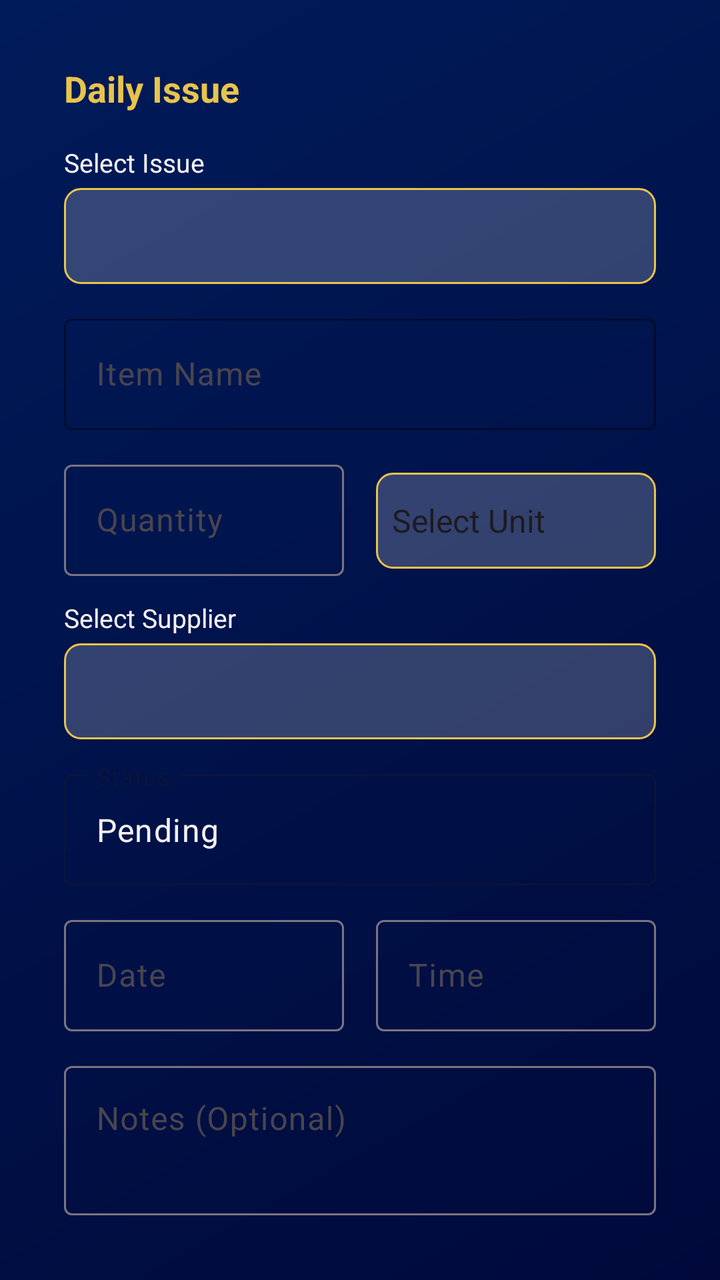
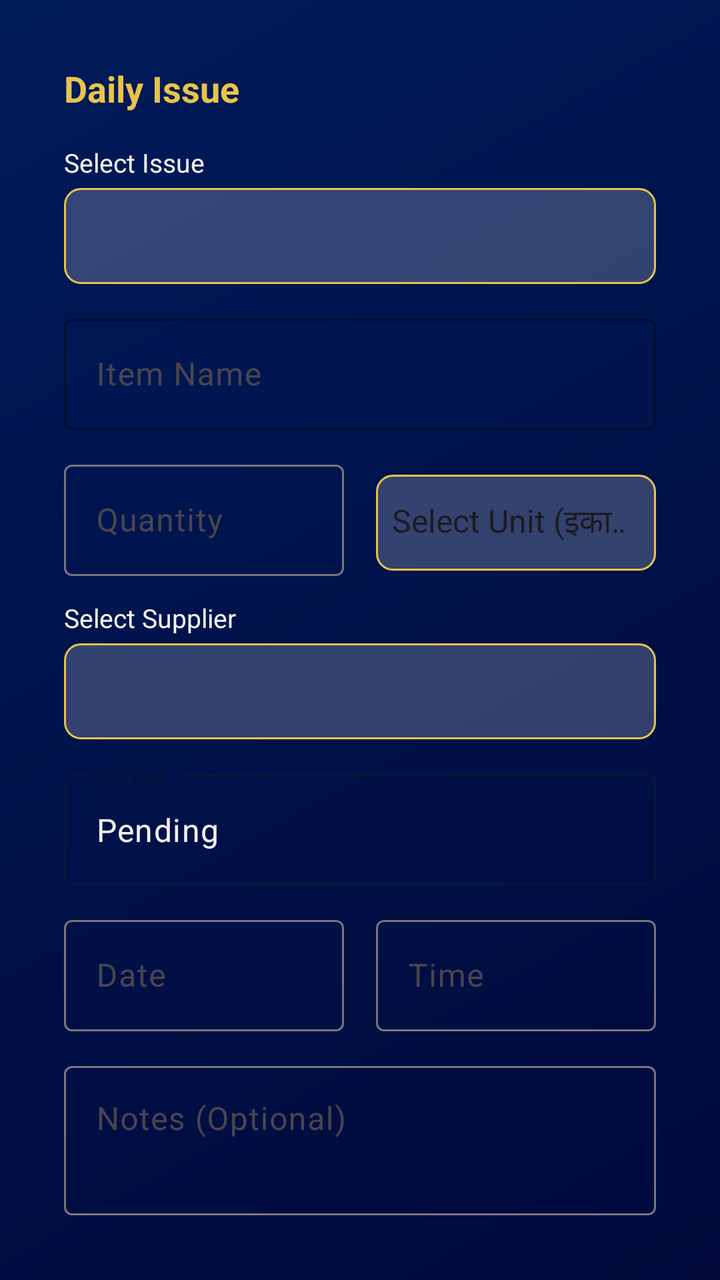

Screens rendered from an Android XML layout before and after an edit, with the pre-edit source and the edit as a unified diff.
<!-- AndroidManifest.xml: application theme Theme.SevaSarthi -->
<!-- res/layout/dialog_daily_item_detail.xml -->
<?xml version="1.0" encoding="utf-8"?>
<androidx.core.widget.NestedScrollView xmlns:android="http://schemas.android.com/apk/res/android"
    xmlns:app="http://schemas.android.com/apk/res-auto"
    android:layout_width="match_parent"
    android:layout_height="wrap_content"
    android:background="@drawable/splash_gradient_bg"
    android:gravity="center"
    android:orientation="vertical"
    android:padding="16dp">


    <LinearLayout
        android:id="@+id/formLayout"
        android:layout_width="match_parent"
        android:layout_height="wrap_content"
        android:orientation="vertical"
        android:padding="16dp">

        <LinearLayout
            android:layout_width="match_parent"
            android:layout_height="wrap_content"
            android:layout_marginBottom="16dp"
            android:gravity="center_vertical"
            android:orientation="horizontal">

            <TextView
                android:id="@+id/tvFormTitle"
                android:layout_width="0dp"
                android:layout_height="wrap_content"
                android:layout_weight="1"
                android:text="Daily Issue"
                android:textColor="@color/logo_gold"
                android:textSize="18sp"
                android:textStyle="bold" />
        </LinearLayout>

        

        
        <TextView
            android:layout_width="wrap_content"
            android:layout_height="wrap_content"
            android:layout_marginBottom="4dp"
            android:text="Select Issue"
            android:textColor="@color/logo_white"
            android:textSize="13sp" />

        <Spinner
            android:id="@+id/spinnerCategory"
            android:layout_width="match_parent"
            android:layout_height="48dp"
            android:background="@drawable/spinner_background" />

        
        <com.google.android.material.textfield.TextInputLayout
            style="@style/Widget.Material3.TextInputLayout.OutlinedBox"
            android:layout_width="match_parent"
            android:layout_height="wrap_content"
            android:layout_marginTop="12dp"
            android:hint="Item Name"
            app:boxStrokeColor="@color/logo_gold"
            app:hintTextColor="@color/logo_gold_light">

            <com.google.android.material.textfield.TextInputEditText
                android:id="@+id/etItemName"
                android:layout_width="match_parent"
                android:layout_height="wrap_content"
                android:textColor="@color/logo_white" />
        </com.google.android.material.textfield.TextInputLayout>

        <LinearLayout
            android:layout_width="match_parent"
            android:layout_height="wrap_content"
            android:layout_marginTop="12dp"
            android:orientation="horizontal">

            <com.google.android.material.textfield.TextInputLayout
                style="@style/Widget.Material3.TextInputLayout.OutlinedBox"
                android:layout_width="0dp"
                android:layout_height="wrap_content"
                android:layout_marginEnd="8dp"
                android:layout_weight="1"
                android:hint="Quantity"
                app:hintTextColor="@color/logo_gold_light">

                <com.google.android.material.textfield.TextInputEditText
                    android:id="@+id/etQuantity"
                    android:layout_width="match_parent"
                    android:layout_height="wrap_content"
                    android:inputType="numberDecimal"
                    android:textColor="@color/logo_white" />
            </com.google.android.material.textfield.TextInputLayout>

            <Spinner
                android:id="@+id/spinnerUnit"
                android:layout_width="0dp"
                android:layout_height="48dp"
                android:layout_marginStart="8dp"
                android:layout_weight="1"
                android:background="@drawable/spinner_background"
                android:entries="@array/measurement_units" />
        </LinearLayout>

        
        <TextView
            android:layout_width="wrap_content"
            android:layout_height="wrap_content"
            android:layout_marginTop="12dp"
            android:layout_marginBottom="4dp"
            android:text="Select Supplier"
            android:textColor="@color/logo_white"
            android:textSize="13sp" />

        <Spinner
            android:id="@+id/spinnerSupplier"
            android:layout_width="match_parent"
            android:layout_height="48dp"
            android:background="@drawable/spinner_background" />

        
        <com.google.android.material.textfield.TextInputLayout
            style="@style/Widget.Material3.TextInputLayout.OutlinedBox"
            android:layout_width="match_parent"
            android:layout_height="wrap_content"
            android:layout_marginTop="12dp"
            android:enabled="false"
            android:hint="Status"
            app:hintTextColor="@color/logo_gold_light">

            <com.google.android.material.textfield.TextInputEditText
                android:id="@+id/etStatus"
                android:layout_width="match_parent"
                android:layout_height="wrap_content"
                android:editable="false"
                android:text="Pending"
                android:textColor="@color/logo_white" />
        </com.google.android.material.textfield.TextInputLayout>

        
        <LinearLayout
            android:layout_width="match_parent"
            android:layout_height="wrap_content"
            android:layout_marginTop="12dp"
            android:orientation="horizontal">

            <com.google.android.material.textfield.TextInputLayout
                style="@style/Widget.Material3.TextInputLayout.OutlinedBox"
                android:layout_width="0dp"
                android:layout_height="wrap_content"
                android:layout_marginEnd="8dp"
                android:layout_weight="1"
                android:hint="Date"
                app:hintTextColor="@color/logo_gold_light">

                <com.google.android.material.textfield.TextInputEditText
                    android:id="@+id/imgCalender"
                    android:layout_width="match_parent"
                    android:layout_height="wrap_content"
                    android:focusable="false"
                    android:textColor="@color/logo_white" />
            </com.google.android.material.textfield.TextInputLayout>

            <com.google.android.material.textfield.TextInputLayout
                style="@style/Widget.Material3.TextInputLayout.OutlinedBox"
                android:layout_width="0dp"
                android:layout_height="wrap_content"
                android:layout_marginStart="8dp"
                android:layout_weight="1"
                android:hint="Time"
                app:hintTextColor="@color/logo_gold_light">

                <com.google.android.material.textfield.TextInputEditText
                    android:id="@+id/etTime"
                    android:layout_width="match_parent"
                    android:layout_height="wrap_content"
                    android:focusable="false"
                    android:textColor="@color/logo_white" />
            </com.google.android.material.textfield.TextInputLayout>
        </LinearLayout>

        
        <com.google.android.material.textfield.TextInputLayout
            style="@style/Widget.Material3.TextInputLayout.OutlinedBox"
            android:layout_width="match_parent"
            android:layout_height="wrap_content"
            android:layout_marginTop="12dp"
            android:hint="Notes (Optional)"
            app:hintTextColor="@color/logo_gold_light">

            <com.google.android.material.textfield.TextInputEditText
                android:id="@+id/etNotes"
                android:layout_width="match_parent"
                android:layout_height="wrap_content"
                android:gravity="top"
                android:minLines="2"
                android:textColor="@color/logo_white" />
        </com.google.android.material.textfield.TextInputLayout>

        
        <LinearLayout
            android:layout_width="match_parent"
            android:layout_height="wrap_content"
            android:layout_marginTop="16dp"
            android:orientation="horizontal">

            <com.google.android.material.button.MaterialButton
                android:id="@+id/btnUpdateItem"
                android:layout_width="0dp"
                android:layout_height="48dp"
                android:layout_marginEnd="8dp"
                android:layout_weight="1"
                android:text="Update Issue"
                android:textColor="@color/logo_dark_blue"
                app:backgroundTint="@color/logo_gold"
                app:cornerRadius="24dp" />

            <com.google.android.material.button.MaterialButton
                android:id="@+id/btnCloseItem"
                android:layout_width="0dp"
                android:layout_height="48dp"
                android:layout_weight="1"
                android:text="Close"
                android:textColor="@color/logo_white"
                app:backgroundTint="@color/logo_orange"
                app:cornerRadius="24dp" />
        </LinearLayout>
    </LinearLayout>
</androidx.core.widget.NestedScrollView>
<!-- resources referenced by this layout -->
<resources>
  <string-array name="measurement_units">
          <item>Select Unit</item>
          <item>Piece (pcs)</item>
          <item>Kilogram (kg)</item>
          <item>Gram (g)</item>
          <item>Milligram (mg)</item>
          <item>Quintal (qtl)</item>
          <item>Tonne (t)</item>
  
          <item>Liter (L)</item>
          <item>Milliliter (mL)</item>
  
          <item>Packet</item>
          <item>Box</item>
          <item>Bottles</item>
          <item>Can</item>
          <item>Jar</item>
          <item>Bag</item>
          <item>Sack</item>
  
          <item>Dozen</item>
          <item>Pair</item>
          <item>Roll</item>
          <item>Bundle</item>
          <item>Set</item>
  
          <item>Meter (m)</item>
          <item>Centimeter (cm)</item>
          <item>Millimeter (mm)</item>
          <item>Foot (ft)</item>
          <item>Inch (in)</item>
  
          <item>Tray</item>
          <item>Carton</item>
          <item>Tin</item>
          <item>Cup</item>
      </string-array>
  <!-- unchanged entries left out for length: 9 -->
</resources>

<!-- the commit's change to res/layout/dialog_daily_item_detail.xml (unified diff, before → after) -->
@@ -8,7 +8,6 @@
     android:orientation="vertical"
     android:padding="16dp">
 
-
     <LinearLayout
         android:id="@+id/formLayout"
         android:layout_width="match_parent"
@@ -35,8 +34,6 @@
         </LinearLayout>
 
         
-
-        
         <TextView
             android:layout_width="wrap_content"
             android:layout_height="wrap_content"
@@ -68,6 +65,53 @@
                 android:textColor="@color/logo_white" />
         </com.google.android.material.textfield.TextInputLayout>
 
+        
+        <LinearLayout
+            android:id="@+id/layoutWaterSupplyFields"
+            android:layout_width="match_parent"
+            android:layout_height="wrap_content"
+            android:layout_marginTop="12dp"
+            android:orientation="horizontal"
+            android:visibility="gone">
+
+            <com.google.android.material.textfield.TextInputLayout
+                style="@style/Widget.Material3.TextInputLayout.OutlinedBox"
+                android:layout_width="0dp"
+                android:layout_height="wrap_content"
+                android:layout_marginEnd="8dp"
+                android:layout_weight="1"
+                android:hint="Number of Days"
+                app:boxStrokeColor="@color/logo_gold"
+                app:hintTextColor="@color/logo_gold_light">
+
+                <com.google.android.material.textfield.TextInputEditText
+                    android:id="@+id/etNumberOfDays"
+                    android:layout_width="match_parent"
+                    android:layout_height="wrap_content"
+                    android:inputType="number"
+                    android:textColor="@color/logo_white" />
+            </com.google.android.material.textfield.TextInputLayout>
+
+            <com.google.android.material.textfield.TextInputLayout
+                style="@style/Widget.Material3.TextInputLayout.OutlinedBox"
+                android:layout_width="0dp"
+                android:layout_height="wrap_content"
+                android:layout_marginStart="8dp"
+                android:layout_weight="1"
+                android:hint="Items Per Day"
+                app:boxStrokeColor="@color/logo_gold"
+                app:hintTextColor="@color/logo_gold_light">
+
+                <com.google.android.material.textfield.TextInputEditText
+                    android:id="@+id/etItemsPerDay"
+                    android:layout_width="match_parent"
+                    android:layout_height="wrap_content"
+                    android:inputType="number"
+                    android:textColor="@color/logo_white" />
+            </com.google.android.material.textfield.TextInputLayout>
+        </LinearLayout>
+
+        
         <LinearLayout
             android:layout_width="match_parent"
             android:layout_height="wrap_content"
<!-- resource entries referenced after the edit -->
@@ -1,41 +1,139 @@
 <!-- resources referenced by this layout -->
 <resources>
   <string-array name="measurement_units">
-          <item>Select Unit</item>
-          <item>Piece (pcs)</item>
-          <item>Kilogram (kg)</item>
-          <item>Gram (g)</item>
-          <item>Milligram (mg)</item>
-          <item>Quintal (qtl)</item>
-          <item>Tonne (t)</item>
   
-          <item>Liter (L)</item>
-          <item>Milliliter (mL)</item>
+          
+          <item>Select Unit (इकाई चुनें)</item>
   
-          <item>Packet</item>
-          <item>Box</item>
-          <item>Bottles</item>
-          <item>Can</item>
-          <item>Jar</item>
-          <item>Bag</item>
-          <item>Sack</item>
+          
+          <item>──────── QUANTITY / मात्रा ────────</item>
+          <item>Piece (pcs) - नग</item>
+          <item>Unit (unit) - इकाई</item>
+          <item>Dozen (doz) - दर्जन</item>
+          <item>Pair (pair) - जोड़ी</item>
+          <item>Score - बीस का समूह</item>
+          <item>Gross - 144 का समूह</item>
   
-          <item>Dozen</item>
-          <item>Pair</item>
-          <item>Roll</item>
-          <item>Bundle</item>
-          <item>Set</item>
   
-          <item>Meter (m)</item>
-          <item>Centimeter (cm)</item>
-          <item>Millimeter (mm)</item>
-          <item>Foot (ft)</item>
-          <item>Inch (in)</item>
+          
+          <item>──────── WEIGHT / वजन ────────</item>
+          <item>Milligram (mg) - मिलीग्राम</item>
+          <item>Gram (g) - ग्राम</item>
+          <item>Kilogram (kg) - किलोग्राम</item>
+          <item>Quintal (qtl) - क्विंटल</item>
+          <item>Tonne (t) - टन</item>
   
-          <item>Tray</item>
-          <item>Carton</item>
-          <item>Tin</item>
-          <item>Cup</item>
+  
+          
+          
+          <item>──────── LIQUID / तरल ────────</item>
+  
+          
+          <item>Milliliter (mL) - मिलीलीटर</item>
+          <item>Centiliter (cL) - सेंटीलीटर</item>
+          <item>Deciliter (dL) - डेसीलीटर</item>
+          <item>Liter (L) - लीटर</item>
+          <item>Kiloliter (kL) - किलोलीटर</item>
+  
+          
+          <item>Bottle - बोतल</item>
+          <item>Jar - जार</item>
+          <item>Can - कैन</item>
+          <item>Tin - टिन</item>
+          <item>Pouch - पाउच</item>
+          <item>Sachet - सैशे</item>
+          <item>Tube - ट्यूब</item>
+          <item>Container - कंटेनर</item>
+          <item>Drum - ड्रम</item>
+          <item>Barrel - बैरल</item>
+          <item>Tank - टैंक</item>
+          <item>Bucket - बाल्टी</item>
+          <item>Vial - शीशी</item>
+          <item>Ampoule - एम्प्यूल</item>
+          <item>Cartridge - कार्ट्रिज</item>
+  
+  
+          
+          <item>──────── LENGTH / लंबाई ────────</item>
+          <item>Millimeter (mm) - मिलीमीटर</item>
+          <item>Centimeter (cm) - सेंटीमीटर</item>
+          <item>Meter (m) - मीटर</item>
+          <item>Kilometer (km) - किलोमीटर</item>
+          <item>Inch (in) - इंच</item>
+          <item>Foot (ft) - फुट</item>
+          <item>Yard (yd) - गज</item>
+          <item>Mile (mi) - मील</item>
+  
+  
+          
+          <item>──────── AREA / क्षेत्रफल ────────</item>
+          <item>Square Centimeter (cm²) - वर्ग सेंटीमीटर</item>
+          <item>Square Meter (m²) - वर्ग मीटर</item>
+          <item>Square Foot (sq ft) - वर्ग फुट</item>
+          <item>Square Yard (sq yd) - वर्ग गज</item>
+          <item>Acre - एकड़</item>
+          <item>Hectare (ha) - हेक्टेयर</item>
+  
+  
+          
+          <item>──────── PACKAGING / पैकेजिंग ────────</item>
+          <item>Packet (pkt) - पैकेट</item>
+          <item>Pack - पैक</item>
+          <item>Pouch - पाउच</item>
+          <item>Box - डिब्बा</item>
+          <item>Carton - कार्टन</item>
+          <item>Bottle - बोतल</item>
+          <item>Can - कैन</item>
+          <item>Jar - जार</item>
+          <item>Tin - टिन</item>
+          <item>Tube - ट्यूब</item>
+          <item>Bag - बैग</item>
+          <item>Sack - बोरी</item>
+          <item>Container - कंटेनर</item>
+  
+  
+          
+          <item>──────── GROUPING / समूह ────────</item>
+          <item>Bundle - गट्ठर</item>
+          <item>Bunch - गुच्छा</item>
+          <item>Set - सेट</item>
+          <item>Kit - किट</item>
+          <item>Roll - रोल</item>
+          <item>Strip - स्ट्रिप</item>
+          <item>Sheet - शीट</item>
+          <item>Ream - रिम</item>
+  
+  
+          
+          <item>──────── FOOD / खाद्य ────────</item>
+          <item>Cup - कप</item>
+          <item>Glass - गिलास</item>
+          <item>Tray - ट्रे</item>
+          <item>Slice - टुकड़ा</item>
+          <item>Loaf - पाव</item>
+  
+  
+          
+          <item>──────── ELECTRICAL / TECHNICAL ────────</item>
+          <item>Watt (W) - वाट</item>
+          <item>Kilowatt (kW) - किलोवाट</item>
+          <item>Volt (V) - वोल्ट</item>
+          <item>Ampere (A) - एम्पियर</item>
+          <item>Ohm (Ω) - ओम</item>
+  
+  
+          
+          <item>──────── TEMPERATURE / तापमान ────────</item>
+          <item>Celsius (°C) - सेल्सियस</item>
+          <item>Fahrenheit (°F) - फारेनहाइट</item>
+  
+  
+          
+          <item>──────── TIME / समय ────────</item>
+          <item>Second (sec) - सेकंड</item>
+          <item>Minute (min) - मिनट</item>
+          <item>Hour (hr) - घंटा</item>
+          <item>Day - दिन</item>
       </string-array>
   <!-- unchanged entries left out for length: 9 -->
 </resources>
